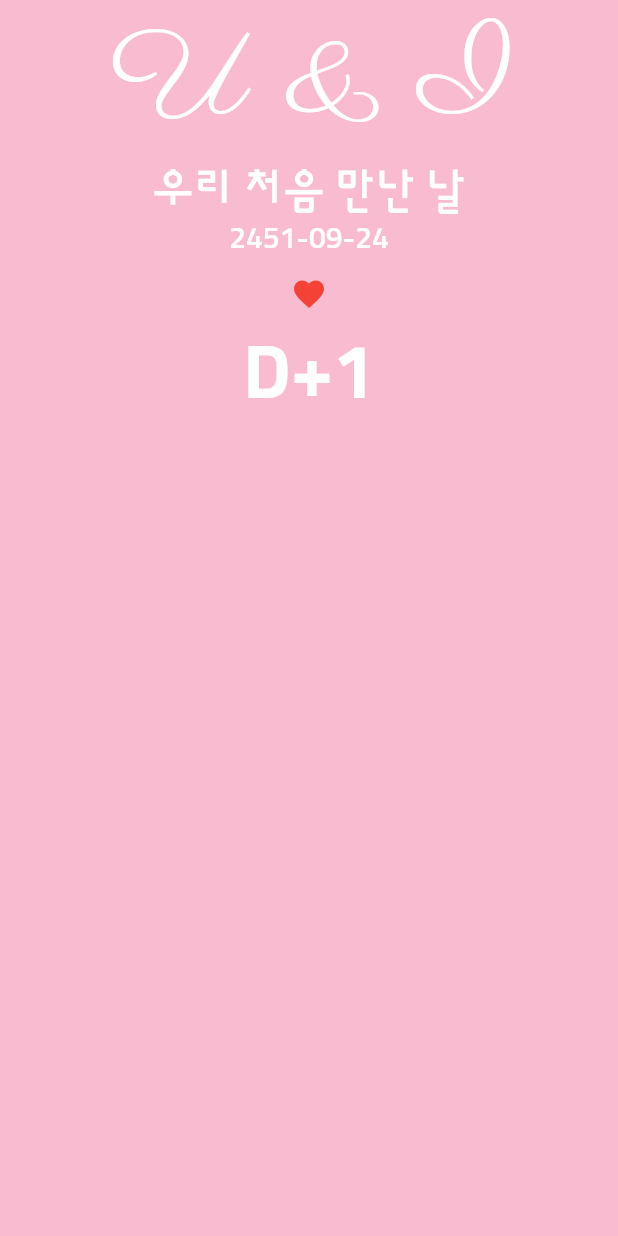
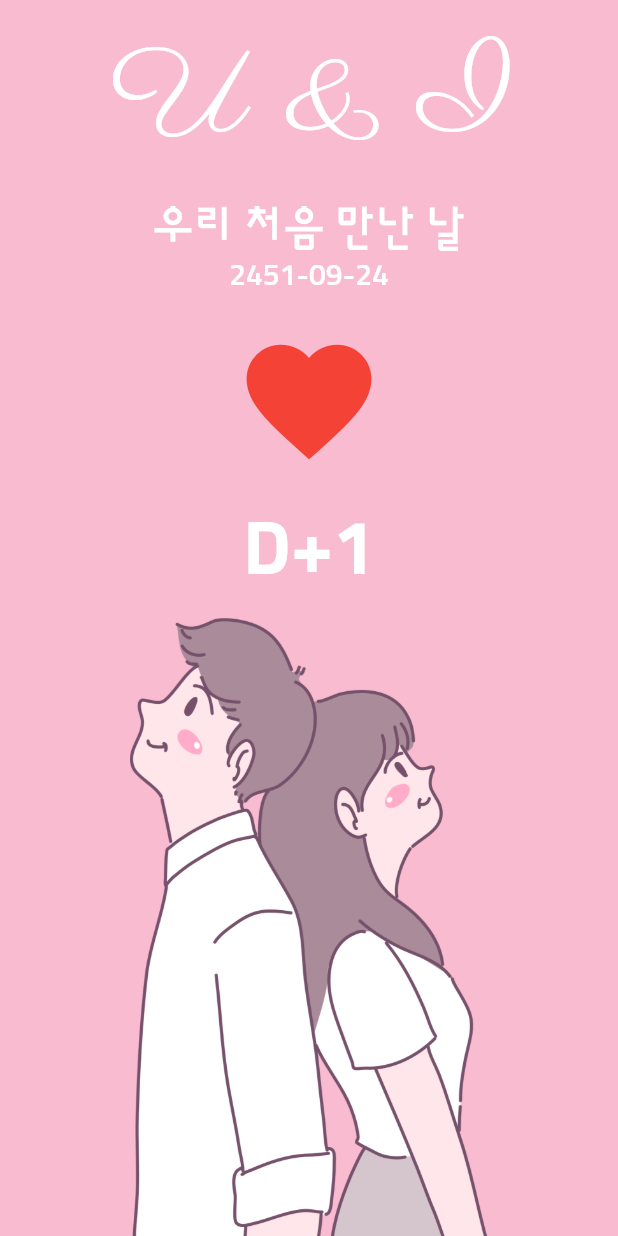
Before and after one commit to rookedsysc/Flutter-Study, a Flutter app: the screen it shows after launch, on a phone screen of 412 x 824 dp. Run offline on Flutter 3.47's test engine with Material 2 defaults, Android fonts, the phone set to English and light mode, and no system bars; our stand-ins replace webview_flutter.

Commit message:
Code 정렬 및 UI 디자인 완료

```diff
--- a/flutterProject/u_and_i/lib/screen/home_screen.dart
+++ b/flutterProject/u_and_i/lib/screen/home_screen.dart
@@ -14,9 +14,30 @@
         backgroundColor: Colors.pink[100],
         // 100 ~ 900 까지 설정 가능 낮아질 수록 색상이 점점 연해짐.
         body: SafeArea(
+          bottom: false, // SafeArea Bottom에는 적용하지 않음.
           child: Container(
             width: MediaQuery.of(context).size.width, // 화면 전체 가로 사이즈
             child: Column(
+              children: [
+                _TopPart(),
+                _BottomPart(),
+              ],
+            ),
+          ),
+        ));
+  }
+}
+
+class _TopPart extends StatelessWidget {
+  const _TopPart({Key? key}) : super(key: key);
+
+  @override
+  Widget build(BuildContext context) {
+    // 화면에 꽉 채움 Column 내부의 두 child를 Expanded로 감쌋기 때문에 50/50으로 감싸줌.
+    // 여기서 Expanded를 넣는거랑 위에서 넣는거랑 다를바가 없음.
+    return Expanded(
+      child: Column(
+        mainAxisAlignment: MainAxisAlignment.spaceEvenly,
         children: [
           Text(
             'U & I',
@@ -26,6 +47,9 @@
               fontSize: 80,
             ),
           ),
+          // 우리 처음 만난 날 글자와 날짜의 간격이 다른 간격이랑 다르게 만들어주기 위해서 두 개를 또 하나의 Column으로 묶어줌.
+          Column(
+            children: [
               Text(
                 "우리 처음 만난 날",
                 style: TextStyle(
@@ -42,7 +66,10 @@
                   fontSize: 20.0,
                 ),
               ),
+            ],
+          ),
           IconButton(
+            iconSize: 100,
             onPressed: () {},
             icon: Icon(
               Icons.favorite,
@@ -60,7 +87,18 @@
           ),
         ],
       ),
-          ),
+    );
+  }
+}
+
+class _BottomPart extends StatelessWidget {
+  const _BottomPart({Key? key}) : super(key: key);
+
+  @override
+  Widget build(BuildContext context) {
+    return Expanded(
+        child: Image.asset(
+      'asset/img/middle_image.png',
     ));
   }
 }
```
Lines whose indentation alone changed are shown as unchanged.
